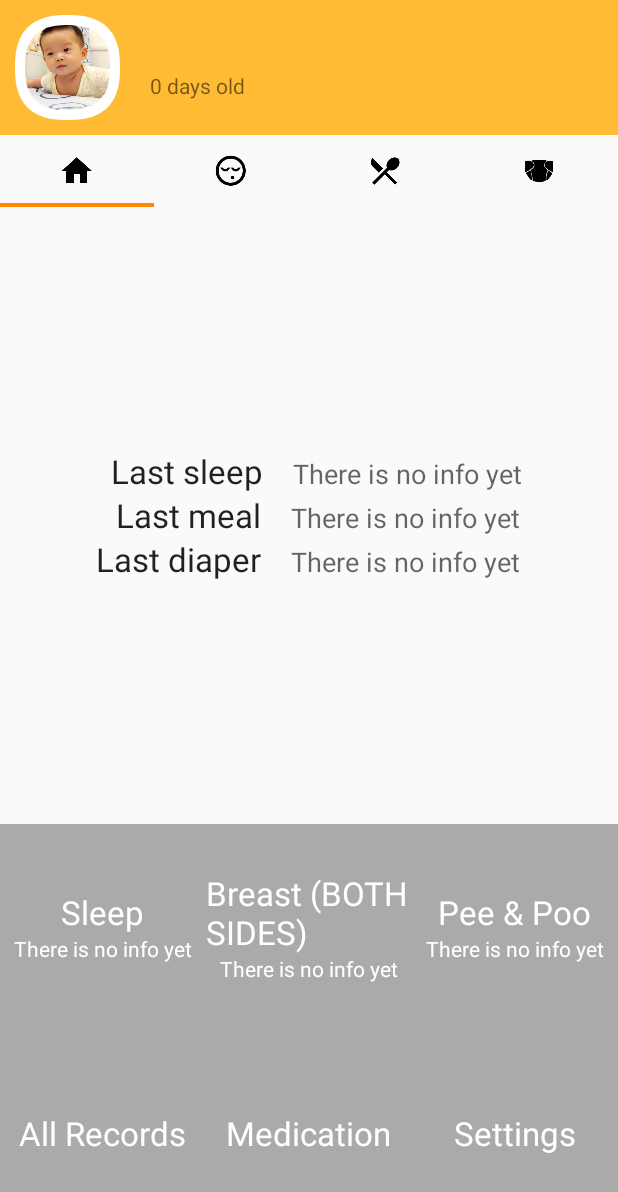
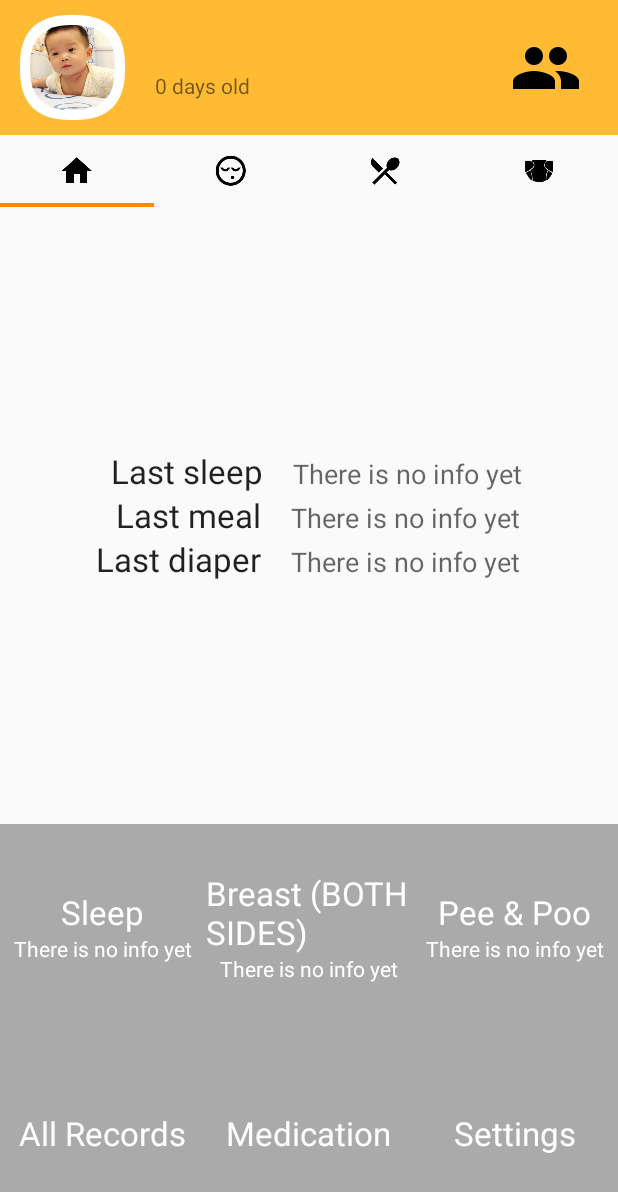
Before and after one commit to Roger00/babyTracker, an Android app: the MainActivity screen opened directly, with no data from a screen before it, on a phone screen of 412 x 824 dp. Shown: the top 1192 px of the screen. Run offline under Robolectric (Android 15) with nearby library versions, the phone set to English and light mode, and no system bars; libraries missing offline, so code that uses them is left out: com.soundcloud.android; 12 statements that could not run were skipped.

Commit message:
Fix RecordListFragment loading issue
- Add more users button to open drawer
- Use the same query criteria for CircleWidget and the list below
in RecordListFragment

```diff
--- a/BabyTracker/app/src/main/java/com/rnfstudio/babytracker/MainActivity.java
+++ b/BabyTracker/app/src/main/java/com/rnfstudio/babytracker/MainActivity.java
@@ -7,6 +7,7 @@ import android.content.res.Resources;
 import android.database.ContentObserver;
 import android.database.Cursor;
 import android.graphics.Bitmap;
+import android.graphics.BitmapFactory;
 import android.graphics.drawable.Drawable;
 import android.net.Uri;
 import android.os.Build;
@@ -27,9 +28,11 @@ import android.text.SpannableString;
 import android.text.style.ImageSpan;
 import android.util.Log;
 import android.util.SparseArray;
+import android.view.Gravity;
 import android.view.View;
 import android.view.Window;
 import android.widget.CursorAdapter;
+import android.widget.ImageButton;
 import android.widget.ListView;
 import android.widget.TextView;
 
@@ -250,6 +253,16 @@ public class MainActivity extends FragmentActivity
             }
         });
 
+        ImageButton moreUsersBtn = (ImageButton) findViewById(R.id.more_users);
+        moreUsersBtn.setOnClickListener(new View.OnClickListener() {
+            @Override
+            public void onClick(View v) {
+                if (drawerLayout != null) {
+                    drawerLayout.openDrawer(Gravity.LEFT);
+                }
+            }
+        });
+
         initDrawer();
 
         // initialize Uri for cropped image
@@ -403,15 +416,14 @@ public class MainActivity extends FragmentActivity
         mDisplayName.setText(mProfile.getName());
         mDaysFromBirth.setText(getDaysFromBirthString(getResources(), mProfile));
 
-        // short-circuit if no bitmap
-        if (mProfile.getProfilePicture() == null) {
-            return;
-        }
+        // use default image if no bitmap
+        Bitmap profilePicture = mProfile.hasProfilePicture() ? mProfile.getProfilePicture() :
+                BitmapFactory.decodeResource(getResources(), R.drawable.baby);
 
         if (animated) {
-            Utilities.animSwitchImageRes(this, mProfileImage, mProfile.getProfilePicture());
+            Utilities.animSwitchImageRes(this, mProfileImage, profilePicture);
         } else {
-            mProfileImage.setImageBitmap(mProfile.getProfilePicture());
+            mProfileImage.setImageBitmap(profilePicture);
         }
 
     }
--- a/BabyTracker/app/src/main/java/com/rnfstudio/babytracker/RecordListFragment.java
+++ b/BabyTracker/app/src/main/java/com/rnfstudio/babytracker/RecordListFragment.java
@@ -176,53 +176,65 @@ public class RecordListFragment extends ListFragment
 
     @Override
     public Loader<Cursor> onCreateLoader(int id, Bundle args) {
+        String typeStr = Integer.toString(getMainType());
+        String userIdStr = Long.toString(MainApplication.getUserId(getActivity()));
+
+        boolean hasMainType = getMainType() != EventContract.EventEntry.NO_TYPE;
+
+        // only select data from the latest half-day
+        String selection = EventContract.EventEntry.COLUMN_NAME_USER_ID + "=?";
+        selection += hasMainType ?
+                " AND " + EventContract.EventEntry.COLUMN_NAME_EVENT_TYPE + "=?" : "";
+        selection += " AND " +
+                EventContract.EventEntry.COLUMN_NAME_EVENT_START_TIME +
+                " BETWEEN ? AND ? AND " +
+                EventContract.EventEntry.COLUMN_NAME_EVENT_END_TIME +
+                " BETWEEN ? AND ?";
+
         if (id == LOADER_ID_DEFAULT) {
-            String selection = EventContract.EventEntry.COLUMN_NAME_USER_ID + " =?";
-            selection += getMainType() == EventContract.EventEntry.NO_TYPE ?
-                    "" : " AND " + EventContract.EventEntry.COLUMN_NAME_EVENT_TYPE + "=?";
-
-            String typeStr = Integer.toString(getMainType());
-            String userIdStr = Long.toString(MainApplication.getUserId(getActivity()));
-            String[] selectionArgs = getMainType() == EventContract.EventEntry.NO_TYPE ?
-                    new String[] {userIdStr} : new String[] {userIdStr, typeStr};
 
             return new CursorLoader(getActivity(),
                     EventProvider.sNotifyUriForEvent,
-                    new String[] {EventContract.EventEntry._ID,
-                            EventContract.EventEntry.COLUMN_NAME_EVENT_TYPE,
-                            EventContract.EventEntry.COLUMN_NAME_EVENT_SUBTYPE,
-                            EventContract.EventEntry.COLUMN_NAME_EVENT_START_TIME,
-                            EventContract.EventEntry.COLUMN_NAME_EVENT_END_TIME,
-                            EventContract.EventEntry.COLUMN_NAME_EVENT_DURATION,
-                            EventContract.EventEntry.COLUMN_NAME_EVENT_AMOUNT},
-                    selection, selectionArgs,
+                    getQueryProjection(),
+                    selection,
+                    getCircleViewQuerySelectionArgs(userIdStr, typeStr, hasMainType),
                     EventContract.EventEntry.COLUMN_NAME_EVENT_END_TIME + " DESC");
 
         } else if (id == LOADER_ID_CIRCLE) {
+
             return new CursorLoader(getActivity(),
                     EventProvider.sNotifyUriForEvent,
-                    new String[] {EventContract.EventEntry._ID,
-                            EventContract.EventEntry.COLUMN_NAME_EVENT_TYPE,
-                            EventContract.EventEntry.COLUMN_NAME_EVENT_SUBTYPE,
-                            EventContract.EventEntry.COLUMN_NAME_EVENT_START_TIME,
-                            EventContract.EventEntry.COLUMN_NAME_EVENT_END_TIME,
-                            EventContract.EventEntry.COLUMN_NAME_EVENT_DURATION,
-                            EventContract.EventEntry.COLUMN_NAME_EVENT_AMOUNT},
-                    EventContract.EventEntry.COLUMN_NAME_EVENT_TYPE + "=? AND " +
-                            EventContract.EventEntry.COLUMN_NAME_EVENT_START_TIME +
-                            " BETWEEN ? AND ? AND " +
-                            EventContract.EventEntry.COLUMN_NAME_EVENT_END_TIME +
-                            " BETWEEN ? AND ?",
-                    new String[] {Integer.toString(getMainType()),
-                            Long.toString(CircleWidget.getQueryAheadTIme()),
-                            Long.toString(CircleWidget.getQueryEndTime()),
-                            Long.toString(CircleWidget.getQueryStartTime()),
-                            Long.toString(CircleWidget.getQueryEndTime())},
+                    getQueryProjection(),
+                    selection,
+                    getCircleViewQuerySelectionArgs(userIdStr, typeStr, hasMainType),
                     EventContract.EventEntry.COLUMN_NAME_EVENT_START_TIME + " ASC");
         }
 
         if (DEBUG) Log.w(TAG, "[onCreateLoader] incorrect ID");
         return null;
+    }
+
+    private String[] getQueryProjection() {
+
+        return new String[] {EventContract.EventEntry._ID,
+                EventContract.EventEntry.COLUMN_NAME_EVENT_TYPE,
+                EventContract.EventEntry.COLUMN_NAME_EVENT_SUBTYPE,
+                EventContract.EventEntry.COLUMN_NAME_EVENT_START_TIME,
+                EventContract.EventEntry.COLUMN_NAME_EVENT_END_TIME,
+                EventContract.EventEntry.COLUMN_NAME_EVENT_DURATION,
+                EventContract.EventEntry.COLUMN_NAME_EVENT_AMOUNT};
+    }
+
+    private String[] getCircleViewQuerySelectionArgs(String userId,
+                                                     String type,
+                                                     boolean hasMainType) {
+
+        String aheadTime = Long.toString(CircleWidget.getQueryAheadTIme());
+        String endTime = Long.toString(CircleWidget.getQueryEndTime());
+        String startTime = Long.toString(CircleWidget.getQueryStartTime());
+
+        return hasMainType ? new String[] {userId, type, aheadTime, endTime, startTime, endTime} :
+                new String[] {userId, aheadTime, endTime, startTime, endTime};
     }
 
     @Override
--- a/BabyTracker/app/src/main/res/layout/activity_main.xml
+++ b/BabyTracker/app/src/main/res/layout/activity_main.xml
@@ -14,7 +14,7 @@
         android:splitMotionEvents="false"
         tools:context=".MainActivity">
 
-        <LinearLayout
+        <RelativeLayout
             android:orientation="horizontal"
             android:layout_width="match_parent"
             android:layout_height="wrap_content"
@@ -28,14 +28,20 @@
                 android:layout_width="@dimen/baby_icon_size_small"
                 android:layout_height="@dimen/baby_icon_size_small"
                 android:id="@+id/profileImage"
-                android:src="@drawable/baby"/>
+                android:src="@drawable/baby"
+                android:layout_alignParentStart="true"
+                android:layout_marginStart="3dp"
+                android:layout_centerVertical="true" />
 
             <LinearLayout
                 android:orientation="vertical"
-                android:layout_width="match_parent"
-                android:layout_height="match_parent"
+                android:layout_width="wrap_content"
+                android:layout_height="wrap_content"
                 android:gravity="center_vertical"
                 android:id="@+id/infoPanel"
+                android:layout_toStartOf="@+id/more_users"
+                android:layout_toEndOf="@+id/profileImage"
+                android:layout_centerVertical="true"
                 android:paddingStart="@dimen/info_panel_text_padding">
 
                 <TextView
@@ -51,7 +57,17 @@
                     android:id="@+id/daysFromBirth" />
             </LinearLayout>
 
-        </LinearLayout>
+            <ImageButton
+                android:layout_width="@dimen/baby_icon_size_small"
+                android:layout_height="@dimen/baby_icon_size_small"
+                android:background="@android:color/transparent"
+                android:id="@+id/more_users"
+                android:src="@drawable/ic_people_black_48dp"
+                android:layout_alignParentEnd="true"
+                android:layout_marginEnd="3dp"
+                android:layout_centerVertical="true" />
+
+        </RelativeLayout>
 
         <com.rnfstudio.babytracker.utility.SlidingTabLayout
             android:id="@+id/sliding_tabs"
```
Also changed, not shown: BabyTracker/app/src/main/res/drawable-hdpi/ic_people_black_48dp.png (added), BabyTracker/app/src/main/res/drawable-mdpi/ic_people_black_48dp.png (added), BabyTracker/app/src/main/res/drawable-xhdpi/ic_people_black_48dp.png (added), BabyTracker/app/src/main/res/drawable-xxhdpi/ic_people_black_48dp.png (added), BabyTracker/app/src/main/res/drawable-xxxhdpi/ic_people_black_48dp.png (added).
